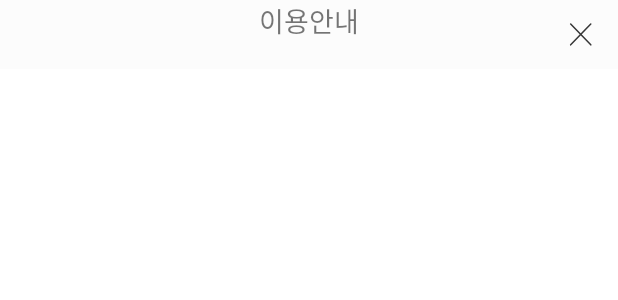
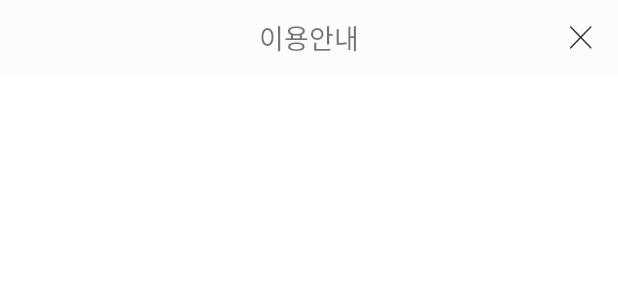
Before and after one commit to nueag/tia-assignment, an Android app: the layout edit_text.xml on its own in the app's theme, with its tools: preview values and no code run, on a phone screen of 412 x 824 dp. Shown: the top 300 px of the screen. Run offline under Robolectric (Android 15) with nearby library versions, the phone set to English and light mode, and no system bars.

```diff
--- a/app/src/main/AndroidManifest.xml
+++ b/app/src/main/AndroidManifest.xml
@@ -19,6 +19,8 @@
                 <category android:name="android.intent.category.LAUNCHER" />
             </intent-filter>
         </activity>
+        <activity android:name=".EditText"/>
+
     </application>
 
 
--- a/app/src/main/res/layout/edit_text.xml
+++ b/app/src/main/res/layout/edit_text.xml
@@ -10,7 +10,7 @@
         android:layout_height="match_parent" >
         <TextView
             android:layout_width="match_parent"
-            android:layout_height="wrap_content"
+            android:layout_height="50dp"
             android:fontFamily="@font/notosans_medium_ttf"
             android:gravity="center"
             android:text="@string/edit_text_title"
--- a/app/src/main/res/values/themes.xml
+++ b/app/src/main/res/values/themes.xml
@@ -12,5 +12,7 @@
         <item name="android:statusBarColor">@color/status_bar</item>
         <!-- Customize your theme here. -->
         <item name="android:windowLightStatusBar">true</item>
+        <item name="windowActionBar">false</item>
+        <item name="windowNoTitle">true</item>
     </style>
 </resources>
```
Also changed, not shown: app/src/main/java/com/example/tiaapplication/EditText.java (added, +14 -0 lines), app/src/main/java/com/example/tiaapplication/MainActivity.java (+7 -4 lines).
